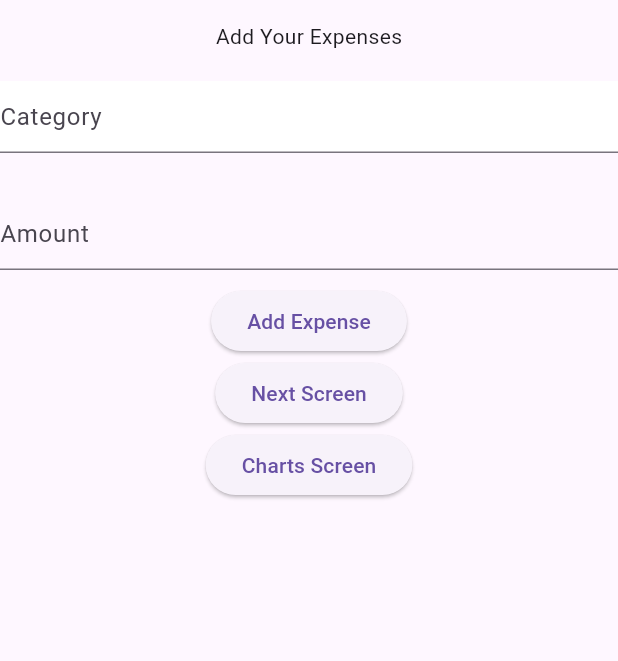
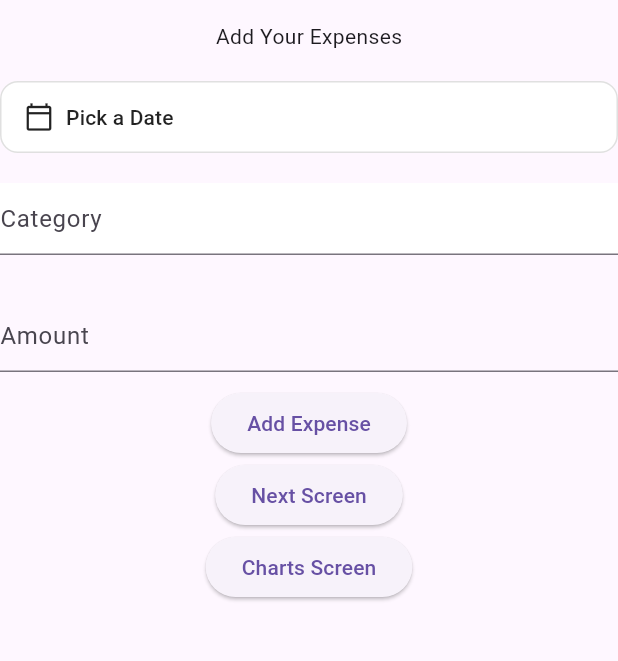
Before and after one commit to buildwithayush/graphify, a Flutter app: the screen it shows after launch, on a phone screen of 412 x 824 dp, the part 63-724 px from its top. Run offline on Flutter 3.47's test engine with Material 3 defaults, Android fonts, the phone set to English and light mode, and no system bars; our stand-ins replace fl_chart, flutter_riverpod, isar, riverpod_annotation; accounts and stored records are empty; generated files the repository leaves out were written again.

Commit message:
Add date picker widget and integrate it into expense form (#8)
Co-authored-by: Ayush Umrao <umraoayush@gmail.com>

```diff
--- a/lib/features/presentation/screens/expense_home_screen.dart
+++ b/lib/features/presentation/screens/expense_home_screen.dart
@@ -5,6 +5,7 @@ import 'package:graphify/features/data/providers/expense_repository_provider.dar
 import 'package:graphify/features/presentation/providers/expenses.dart';
 import 'package:graphify/features/presentation/screens/expense_chart_screen.dart';
 import 'package:graphify/features/presentation/screens/expense_view.dart';
+import 'package:graphify/features/presentation/widgets/Tdate_time_picker.dart';
 
 class ExpenseHomeScreen extends ConsumerStatefulWidget {
   const ExpenseHomeScreen({super.key});
@@ -17,6 +18,7 @@ TextEditingController _textEditingController1 = TextEditingController();
 TextEditingController _textEditingController2 = TextEditingController();
 
 class _ExpenseHomeScreenState extends ConsumerState<ExpenseHomeScreen> {
+  DateTime? expenseDate;
   @override
   Widget build(BuildContext context) {
     return Scaffold(
@@ -24,9 +26,20 @@ class _ExpenseHomeScreenState extends ConsumerState<ExpenseHomeScreen> {
       body: SingleChildScrollView(
         child: Column(
           children: [
+
             Text('Add Your Expenses'),
             SizedBox(height: 20),
+           TdateTimePicker(
+
+            onDateSelected: (selectedDate) {
+              expenseDate = selectedDate;
+              ref.invalidate(expensesProvider);
+
+            },
+          ),
+            SizedBox(height: 20),
             Container(
+
               decoration: BoxDecoration(
                 shape: BoxShape.rectangle,
                 color: Colors.white,
@@ -57,6 +70,7 @@ class _ExpenseHomeScreenState extends ConsumerState<ExpenseHomeScreen> {
                     category: _textEditingController1.text,
                     amount:
                         double.tryParse(_textEditingController2.text) ?? 0.0,
+                    date: expenseDate,
                   );
 
                   await repo.addExpense(expense);
--- /dev/null
+++ b/lib/features/presentation/widgets/Tdate_time_picker.dart
@@ -0,0 +1,69 @@
+import 'package:flutter/material.dart';
+
+class TdateTimePicker extends StatefulWidget {
+  final Function(DateTime) onDateSelected;
+  final String buttonText;
+
+  const TdateTimePicker({
+    super.key,
+    required this.onDateSelected,
+    this.buttonText = "Pick a Date",
+  });
+
+  @override
+  _TdateTimePickerState createState() => _TdateTimePickerState();
+}
+
+class _TdateTimePickerState extends State<TdateTimePicker> {
+  DateTime? _chosenDate;
+
+  void _showCalendar() async {
+    DateTime? picked = await showDatePicker(
+      context: context,
+      initialDate: DateTime.now(),
+      firstDate: DateTime(2000),
+      lastDate: DateTime(2100),
+    );
+
+    if (picked != null) {
+      setState(() {
+        _chosenDate = picked;
+      });
+
+      widget.onDateSelected(picked);
+    }
+  }
+
+  @override
+  Widget build(BuildContext context) {
+  return SizedBox(
+  width: double.infinity,
+  child: ElevatedButton.icon(
+    onPressed: _showCalendar,
+    icon: const Icon(Icons.calendar_today_outlined, size: 20),
+    label: Text(
+      _chosenDate == null
+          ? widget.buttonText
+          : "${_chosenDate!.day}/${_chosenDate!.month}/${_chosenDate!.year}",
+      overflow: TextOverflow.ellipsis,
+    ),
+    style: ElevatedButton.styleFrom(
+      elevation: 0,
+      backgroundColor: Colors.white,
+      foregroundColor: Colors.black87,
+      padding: const EdgeInsets.symmetric(
+        horizontal: 16,
+        vertical: 14,
+      ),
+      shape: RoundedRectangleBorder(
+        borderRadius: BorderRadius.circular(12),
+        side: BorderSide(
+          color: Colors.grey.shade300,
+        ),
+      ),
+      alignment: Alignment.centerLeft,
+    ),
+  ),
+);
+  }
+}
```
Also changed, not shown: lib/features/presentation/screens/expense_view.dart (+8 -1 lines).
